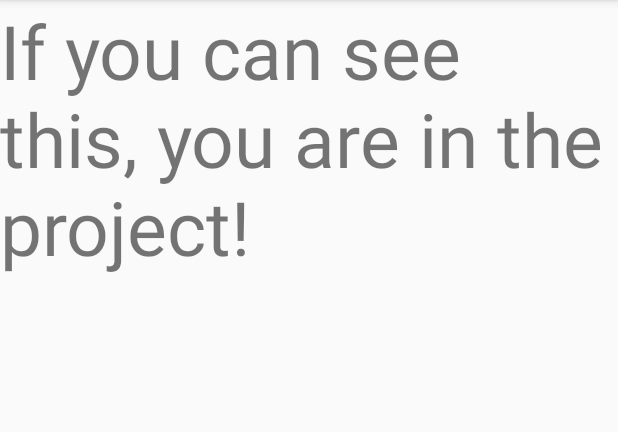
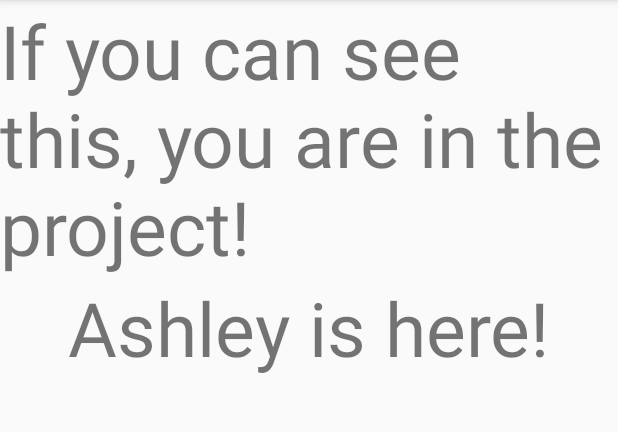
Before and after one commit to lacoite/Operation_iSpy, an Android app: the MainActivity screen opened directly, with no data from a screen before it, on a phone screen of 412 x 824 dp, the part 84-516 px from its top. Run offline under Robolectric (Android 15) with nearby library versions, the phone set to English and light mode, and no system bars.

Commit message:
Ashley is connected!

```diff
--- a/app/src/main/res/layout/activity_main.xml
+++ b/app/src/main/res/layout/activity_main.xml
@@ -13,4 +13,11 @@
         android:textSize="50dp"
         android:text="If you can see this, you are in the project!"
         android:layout_gravity="center"/>
+
+    <TextView
+        android:layout_width="wrap_content"
+        android:layout_height="wrap_content"
+        android:textSize="50dp"
+        android:text="Ashley is here!"
+        android:layout_gravity="center"/>
 </LinearLayout>
```
